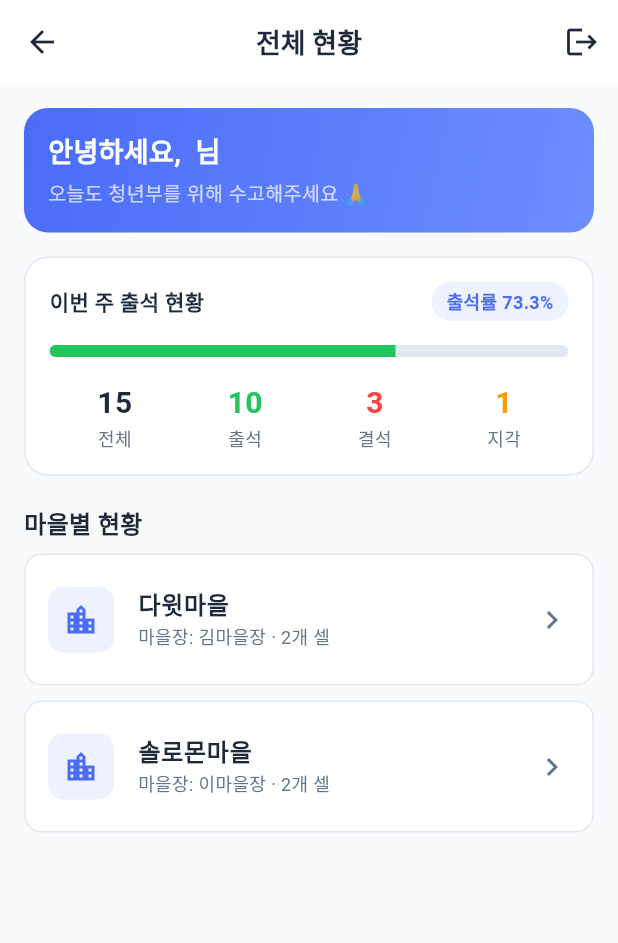
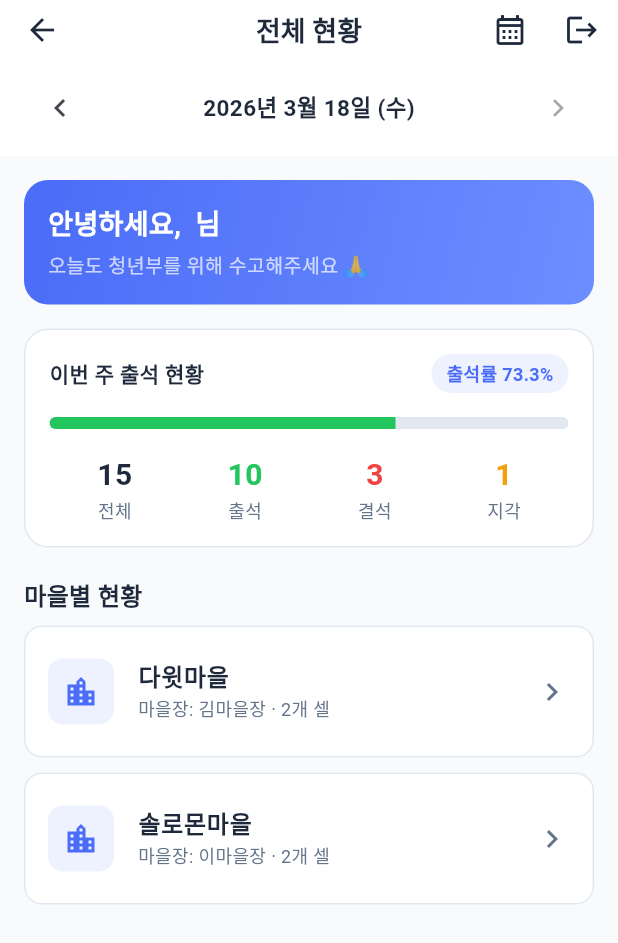
Before and after one commit to Yuram-Park/chul-check, a Flutter app: the AdminHomeScreen screen opened directly, on a phone screen of 412 x 824 dp. Shown: the top 943 px of the screen. Run offline on Flutter 3.47's test engine with Material 3 defaults, Android fonts, the phone set to English and light mode, and no system bars; our stand-ins replace shared_preferences, table_calendar; accounts and stored records are empty.

Commit message:
간사 계정 수정-달력 추가, 수정버튼 추가

```diff
--- a/lib/screens/admin/admin_home_screen.dart
+++ b/lib/screens/admin/admin_home_screen.dart
@@ -1,4 +1,5 @@
 import 'package:flutter/material.dart';
+import 'package:intl/intl.dart';
 import 'package:provider/provider.dart';
 import '../../models/village_model.dart';
 import '../../providers/auth_provider.dart';
@@ -17,6 +18,7 @@ class _AdminHomeScreenState extends State<AdminHomeScreen> {
   List<VillageModel> _villages = [];
   Map<String, dynamic> _stats = {};
   bool _isLoading = true;
+  DateTime _selectedDate = DateTime.now();
 
   @override
   void initState() {
@@ -38,6 +40,11 @@ class _AdminHomeScreenState extends State<AdminHomeScreen> {
     }
   }
 
+  void _setDate(DateTime date) {
+    setState(() => _selectedDate = date);
+    _loadData();
+  }
+
   @override
   Widget build(BuildContext context) {
     final user = context.read<AuthProvider>().user!;
@@ -47,10 +54,30 @@ class _AdminHomeScreenState extends State<AdminHomeScreen> {
         title: const Text('전체 현황'),
         actions: [
           IconButton(
+            icon: const Icon(Icons.calendar_month_outlined),
+            onPressed: () async {
+              final picked = await showDatePicker(
+                context: context,
+                initialDate: _selectedDate,
+                firstDate: DateTime(2020),
+                lastDate: DateTime.now(),
+                locale: const Locale('ko', 'KR'),
+              );
+              if (picked != null) _setDate(picked);
+            },
+          ),
+          IconButton(
             icon: const Icon(Icons.logout),
             onPressed: () => _confirmLogout(context),
           ),
         ],
+        bottom: PreferredSize(
+          preferredSize: const Size.fromHeight(48),
+          child: _DatePickerBar(
+            selectedDate: _selectedDate,
+            onDateChanged: _setDate,
+          ),
+        ),
       ),
       body: _isLoading
           ? const Center(child: CircularProgressIndicator())
@@ -251,6 +278,68 @@ class _AdminHomeScreenState extends State<AdminHomeScreen> {
   }
 }
 
+class _DatePickerBar extends StatelessWidget {
+  final DateTime selectedDate;
+  final ValueChanged<DateTime> onDateChanged;
+
+  const _DatePickerBar({
+    required this.selectedDate,
+    required this.onDateChanged,
+  });
+
+  @override
+  Widget build(BuildContext context) {
+    return Container(
+      color: Colors.white,
+      padding: const EdgeInsets.symmetric(horizontal: 16, vertical: 8),
+      child: Row(
+        children: [
+          IconButton(
+            icon: const Icon(Icons.chevron_left),
+            padding: EdgeInsets.zero,
+            constraints: const BoxConstraints(),
+            onPressed: () =>
+                onDateChanged(selectedDate.subtract(const Duration(days: 7))),
+          ),
+          Expanded(
+            child: GestureDetector(
+              onTap: () async {
+                final picked = await showDatePicker(
+                  context: context,
+                  initialDate: selectedDate,
+                  firstDate: DateTime(2020),
+                  lastDate: DateTime.now(),
+                  locale: const Locale('ko', 'KR'),
+                );
+                if (picked != null) onDateChanged(picked);
+              },
+              child: Center(
+                child: Text(
+                  DateFormat('yyyy년 M월 d일 (E)', 'ko_KR').format(selectedDate),
+                  style: const TextStyle(
+                    fontSize: 15,
+                    fontWeight: FontWeight.w600,
+                    color: AppTheme.textPrimary,
+                  ),
+                ),
+              ),
+            ),
+          ),
+          IconButton(
+            icon: const Icon(Icons.chevron_right),
+            padding: EdgeInsets.zero,
+            constraints: const BoxConstraints(),
+            onPressed: selectedDate.isBefore(
+                    DateTime.now().subtract(const Duration(days: 1)))
+                ? () => onDateChanged(selectedDate.add(const Duration(days: 7)))
+                : null,
+          ),
+        ],
+      ),
+    );
+  }
+}
+
 class _StatChip extends StatelessWidget {
   final String label;
   final int value;
--- a/lib/screens/auth/login_screen.dart
+++ b/lib/screens/auth/login_screen.dart
@@ -100,6 +100,7 @@ class _LoginScreenState extends State<LoginScreen> {
                     _PhoneFormatter(),
                   ],
                   autofillHints: const [AutofillHints.telephoneNumber],
+                  onFieldSubmitted: (_) => _login(),
                   decoration: InputDecoration(
                     hintText: '010-0000-0000',
                     prefixIcon: const Icon(Icons.phone_outlined),
```
Also changed, not shown: lib/screens/village/cell_attendance_screen.dart (+73 -52 lines).
